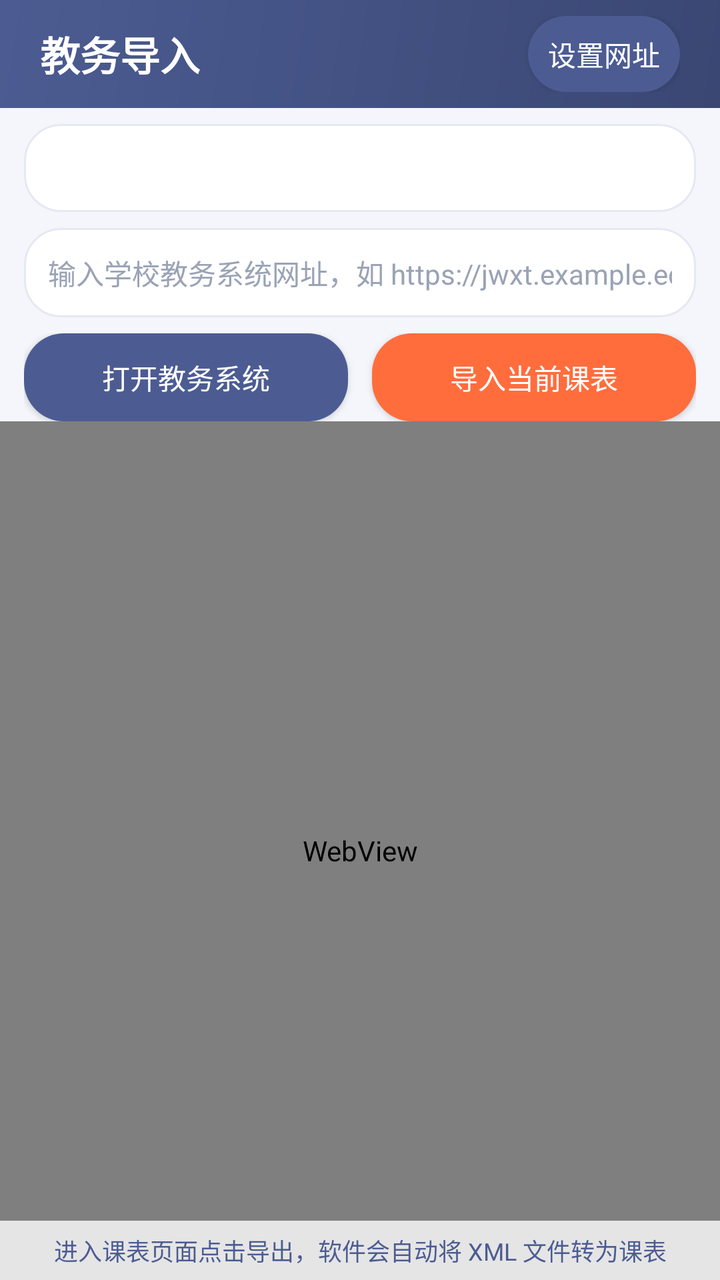
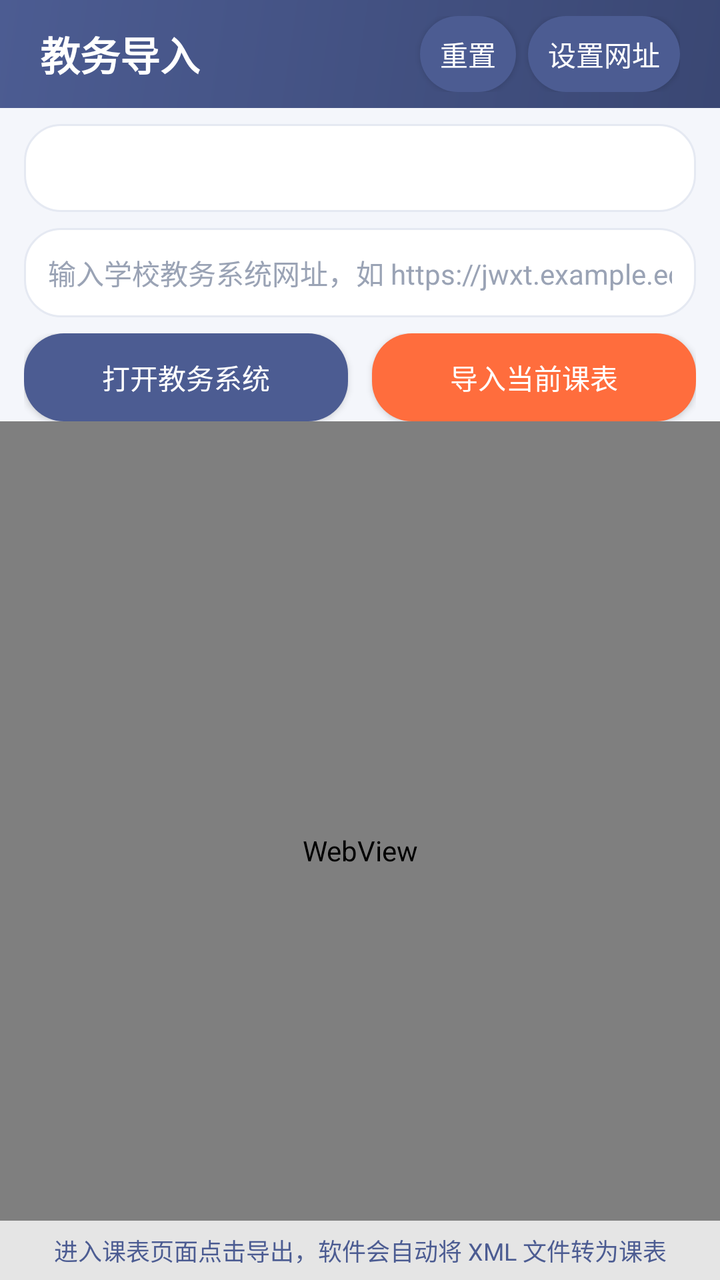

The first picture is an Android layout as it rendered before a commit; the second is the same layout after the commit. The layout source and the unified diff follow.
<!-- AndroidManifest.xml: application theme Theme.QingKebiao -->
<!-- res/layout/activity_web_import.xml -->
<?xml version="1.0" encoding="utf-8"?>
<LinearLayout xmlns:android="http://schemas.android.com/apk/res/android"
    android:orientation="vertical"
    android:background="#F4F6FB"
    android:layout_width="match_parent"
    android:layout_height="match_parent">

    <LinearLayout
        android:orientation="vertical"
        android:background="@drawable/bg_header"
        android:paddingLeft="20dp"
        android:paddingRight="20dp"
        android:paddingTop="8dp"
        android:paddingBottom="8dp"
        android:layout_width="match_parent"
        android:layout_height="wrap_content">
        <LinearLayout
            android:orientation="horizontal"
            android:gravity="center_vertical"
            android:layout_width="match_parent"
            android:layout_height="wrap_content">
            <TextView
                android:text="教务导入"
                android:textColor="#FFFFFF"
                android:textSize="20sp"
                android:textStyle="bold"
                android:layout_width="0dp"
                android:layout_height="wrap_content"
                android:layout_weight="1" />
            <Button
                android:id="@+id/btn_toggle_controls"
                android:text="设置网址"
                android:textColor="#FFFFFF"
                android:background="@drawable/bg_button_dark"
                android:layout_width="wrap_content"
                android:layout_height="38dp"
                android:minWidth="0dp"
                android:paddingLeft="10dp"
                android:paddingRight="10dp" />
        </LinearLayout>
    </LinearLayout>

    <LinearLayout
        android:id="@+id/controls_panel"
        android:orientation="vertical"
        android:layout_width="match_parent"
        android:layout_height="wrap_content">
        <Spinner
            android:id="@+id/sp_school_preset"
            android:layout_marginLeft="12dp"
            android:layout_marginRight="12dp"
            android:layout_marginTop="8dp"
            android:background="@drawable/bg_search_box"
            android:paddingLeft="10dp"
            android:paddingRight="10dp"
            android:layout_width="match_parent"
            android:layout_height="44dp" />

        <EditText
            android:id="@+id/et_school_url"
            android:hint="输入学校教务系统网址，如 https://jwxt.example.edu.cn"
            android:textSize="14sp"
            android:textColor="#2D3142"
            android:textColorHint="#9AA3B5"
            android:background="@drawable/bg_search_box"
            android:padding="12dp"
            android:inputType="textUri"
            android:layout_marginLeft="12dp"
            android:layout_marginRight="12dp"
            android:layout_marginTop="8dp"
            android:layout_width="match_parent"
            android:layout_height="wrap_content" />

        <LinearLayout
            android:orientation="horizontal"
            android:paddingLeft="12dp"
            android:paddingRight="12dp"
            android:paddingTop="8dp"
            android:paddingBottom="0dp"
            android:layout_width="match_parent"
            android:layout_height="wrap_content">
            <Button
                android:id="@+id/btn_open_schedule"
                android:text="打开教务系统"
                android:textColor="#FFFFFF"
                android:background="@drawable/bg_button_dark"
                android:layout_width="0dp"
                android:layout_height="44dp"
                android:layout_weight="1"
                android:layout_marginRight="6dp" />
            <Button
                android:id="@+id/btn_import_schedule"
                android:text="导入当前课表"
                android:textColor="#FFFFFF"
                android:background="@drawable/bg_button_primary"
                android:layout_width="0dp"
                android:layout_height="44dp"
                android:layout_weight="1"
                android:layout_marginLeft="6dp" />
        </LinearLayout>
    </LinearLayout>

    <FrameLayout
        android:layout_width="match_parent"
        android:layout_height="0dp"
        android:layout_weight="1">
        <WebView
            android:id="@+id/webview"
            android:layout_width="match_parent"
            android:layout_height="match_parent" />
        <TextView
            android:id="@+id/tv_import_tip"
            android:text="进入课表页面点击导出，软件会自动将 XML 文件转为课表"
            android:textColor="#4C5C92"
            android:textSize="12sp"
            android:gravity="center"
            android:paddingTop="6dp"
            android:paddingBottom="6dp"
            android:paddingLeft="12dp"
            android:paddingRight="12dp"
            android:background="#CCFFFFFF"
            android:layout_gravity="bottom|center_horizontal"
            android:layout_width="match_parent"
            android:layout_height="wrap_content" />
    </FrameLayout>
</LinearLayout>
<!-- resources referenced by this layout -->
<resources>
  <!-- drawable bg_button_dark (drawable) -->
  <shape xmlns:android="http://schemas.android.com/apk/res/android">
      <solid android:color="#4C5C92" />
      <corners android:radius="20dp" />
  </shape>
  <!-- drawable bg_button_primary (drawable) -->
  <shape xmlns:android="http://schemas.android.com/apk/res/android">
      <solid android:color="#FF6D3D" />
      <corners android:radius="20dp" />
  </shape>
  <!-- drawable bg_header (drawable) -->
  <shape xmlns:android="http://schemas.android.com/apk/res/android">
      <gradient
          android:startColor="#4C5C92"
          android:endColor="#3A4773"
          android:angle="315" />
  </shape>
  <!-- drawable bg_search_box (drawable) -->
  <shape xmlns:android="http://schemas.android.com/apk/res/android">
      <solid android:color="#FFFFFF" />
      <corners android:radius="18dp" />
      <stroke android:width="1dp" android:color="#E5E9F2" />
  </shape>
  <style name="Theme.QingKebiao" parent="@android:style/Theme.Material.Light.NoActionBar">
          <item name="android:colorPrimary">#4C5C92</item>
          <item name="android:colorAccent">#FF6D3D</item>
          <item name="android:windowBackground">#F4F6FB</item>
          <item name="android:navigationBarColor">#FFFFFF</item>
          <item name="android:statusBarColor">#3A4773</item>
          <item name="android:textColorPrimary">#2D3142</item>
      </style>
</resources>

<!-- the commit's change to res/layout/activity_web_import.xml (unified diff, before → after) -->
@@ -27,6 +27,17 @@
                 android:layout_width="0dp"
                 android:layout_height="wrap_content"
                 android:layout_weight="1" />
+            <Button
+                android:id="@+id/btn_reset_zoom"
+                android:text="重置"
+                android:textColor="#FFFFFF"
+                android:background="@drawable/bg_button_dark"
+                android:layout_width="wrap_content"
+                android:layout_height="38dp"
+                android:minWidth="0dp"
+                android:paddingLeft="10dp"
+                android:paddingRight="10dp"
+                android:layout_marginRight="6dp" />
             <Button
                 android:id="@+id/btn_toggle_controls"
                 android:text="设置网址"
